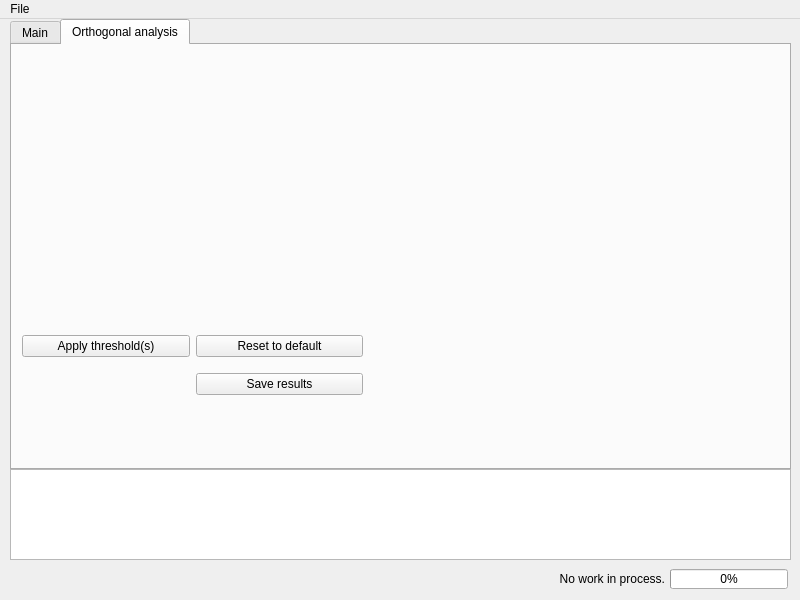
Before: the Qt Designer form UI_form/DiffractionLimitedAnalysis.ui in zengjiexia/ACT, drawn with Qt 5.
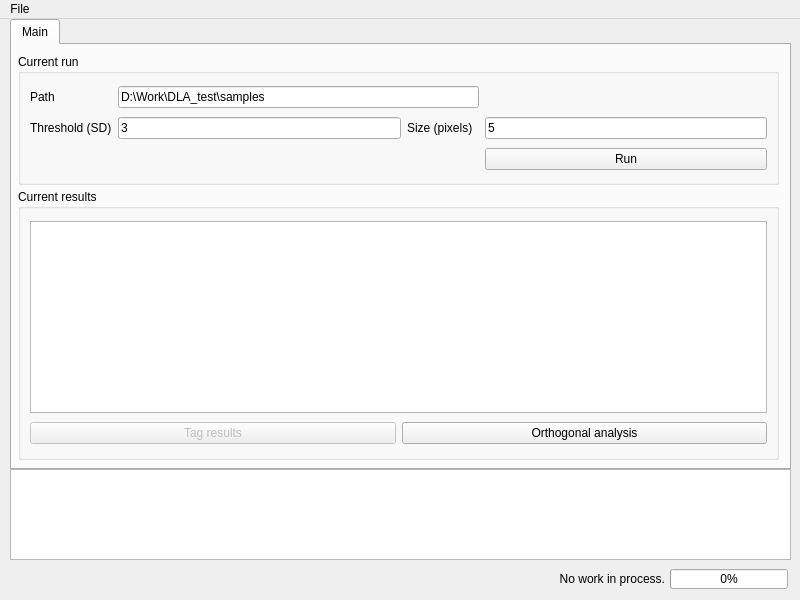
After: the same form once the commit is applied. The open tabs and pages were chosen to show the change. Custom widgets are drawn as their Qt base class.

```diff
--- a/UI_form/DiffractionLimitedAnalysis.ui
+++ b/UI_form/DiffractionLimitedAnalysis.ui
@@ -36,6 +36,9 @@
   </property>
   <widget class="QWidget" name="mainWidget">
    <widget class="QTabWidget" name="tabWidget">
+    <property name="enabled">
+     <bool>true</bool>
+    </property>
     <property name="geometry">
      <rect>
       <x>10</x>
@@ -160,15 +163,21 @@
       <layout class="QGridLayout" name="gridLayout_3">
        <item row="2" column="0">
         <widget class="QPushButton" name="main_tagButton">
+         <property name="enabled">
+          <bool>false</bool>
+         </property>
          <property name="text">
           <string>Tag results</string>
          </property>
         </widget>
        </item>
        <item row="2" column="1">
-        <widget class="QPushButton" name="pushButton">
+        <widget class="QPushButton" name="main_oaButton">
+         <property name="enabled">
+          <bool>true</bool>
+         </property>
          <property name="text">
-          <string>PushButton</string>
+          <string>Orthogonal analysis</string>
          </property>
         </widget>
        </item>
@@ -206,74 +215,6 @@
       </layout>
      </widget>
     </widget>
-    <widget class="QWidget" name="orthogonalTab">
-     <attribute name="title">
-      <string>Orthogonal analysis</string>
-     </attribute>
-     <widget class="PlotWidget" name="oa_particlePlot" native="true">
-      <property name="geometry">
-       <rect>
-        <x>10</x>
-        <y>10</y>
-        <width>341</width>
-        <height>261</height>
-       </rect>
-      </property>
-     </widget>
-     <widget class="PlotWidget" name="oa_intperareaPlot" native="true">
-      <property name="geometry">
-       <rect>
-        <x>370</x>
-        <y>10</y>
-        <width>401</width>
-        <height>201</height>
-       </rect>
-      </property>
-     </widget>
-     <widget class="PlotWidget" name="oa_nareaPlot" native="true">
-      <property name="geometry">
-       <rect>
-        <x>370</x>
-        <y>220</y>
-        <width>401</width>
-        <height>201</height>
-       </rect>
-      </property>
-     </widget>
-     <widget class="QWidget" name="oa_controlWidget" native="true">
-      <property name="geometry">
-       <rect>
-        <x>10</x>
-        <y>280</y>
-        <width>341</width>
-        <height>81</height>
-       </rect>
-      </property>
-      <layout class="QGridLayout" name="gridLayout_4">
-       <item row="0" column="0">
-        <widget class="QPushButton" name="oa_applyButton">
-         <property name="text">
-          <string>Apply threshold(s)</string>
-         </property>
-        </widget>
-       </item>
-       <item row="0" column="1">
-        <widget class="QPushButton" name="oa_defaultButton">
-         <property name="text">
-          <string>Reset to default</string>
-         </property>
-        </widget>
-       </item>
-       <item row="1" column="1">
-        <widget class="QPushButton" name="oa_saveresultButton">
-         <property name="text">
-          <string>Save results</string>
-         </property>
-        </widget>
-       </item>
-      </layout>
-     </widget>
-    </widget>
    </widget>
    <widget class="LogTextEdit" name="main_logBar">
     <property name="geometry">
@@ -357,12 +298,6 @@
   </action>
  </widget>
  <customwidgets>
-  <customwidget>
-   <class>PlotWidget</class>
-   <extends>QWidget</extends>
-   <header location="global">pyqtgraph</header>
-   <container>1</container>
-  </customwidget>
   <customwidget>
    <class>LogTextEdit</class>
    <extends>QPlainTextEdit</extends>
```
